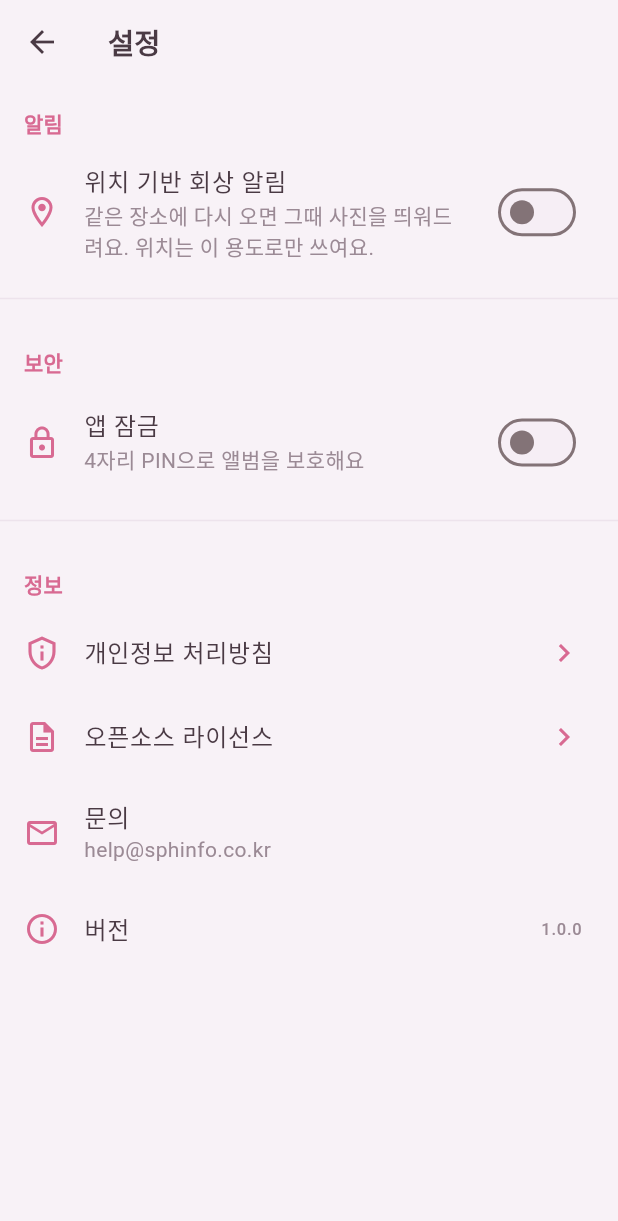
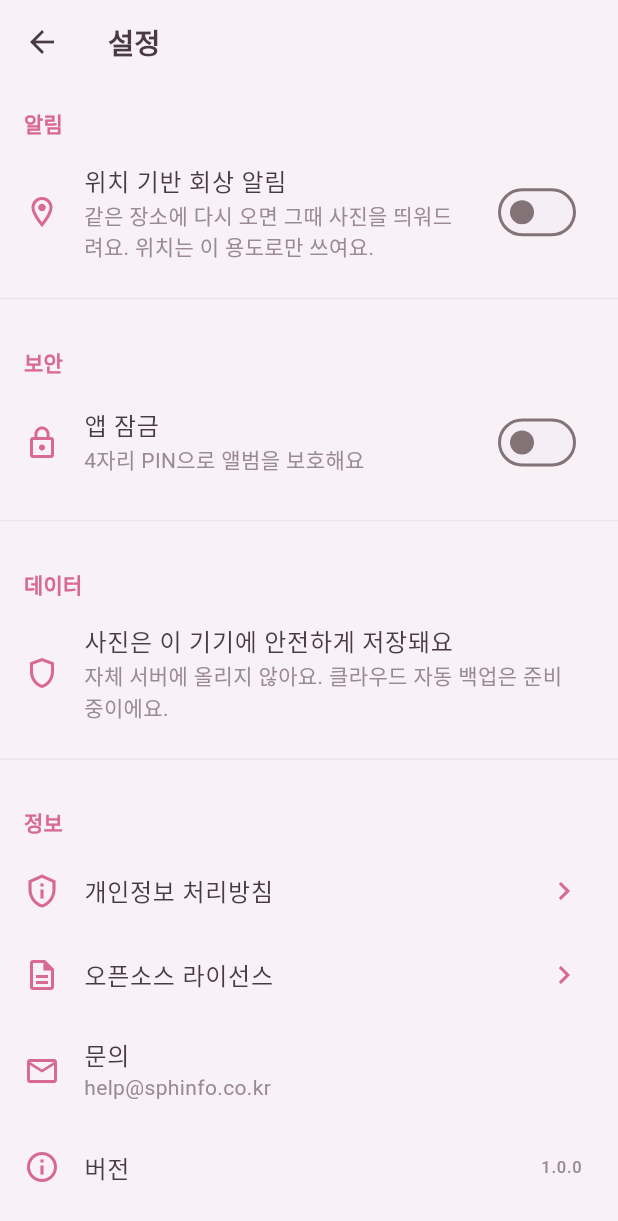
Before and after one commit to mkkim0422/our-day, a Flutter app: the AlbumHubScreen screen opened directly, after a tap on the "settings" icon, on a phone screen of 412 x 824 dp. Shown: the top 1221 px of the screen. Run offline on Flutter 3.47's test engine with Material 3 defaults, Android fonts, the phone set to English and light mode, and no system bars; our stand-ins replace camera, drift, flutter_local_notifications, flutter_riverpod, flutter_timezone, geolocator and 5 more; missing offline and left inert: gal; accounts and stored records are empty; generated files the repository leaves out were written again.

Commit message:
UX 배치6: 이지-유즈 검토 반영(낯선 사용자 기준)
낯선 부모 관점 재검토에서 나온 최상위 마찰 해소:
- 꾸미기 과부하 완화: 표시/글자/필터를 '표시·글자·필터' 더보기로 접어 첫 인지부하↓.
  글자 크기는 FilterChip 3개 → SegmentedButton(택1 명확). AppBar 공유 아이콘 제거(공유 진입점 중복 정리).
- 백업 기대-실제 불일치: 앨범설정 '백업 안내' 문구 제거 + 설정에 데이터 보관 안내 타일
  ("이 기기에 안전 저장, 클라우드 백업 준비 중").
- 허브 단일 프로젝트: '이어서 보기/모든 기록' 이중 섹션 착시 제거 → 큰 카드 + '새 기록' 버튼만.

flutter analyze 무이슈, 테스트 61건 통과.

Co-Authored-By: Claude Opus 4.8 (1M context) <noreply@anthropic.com>

```diff
--- a/lib/features/home/album_hub_screen.dart
+++ b/lib/features/home/album_hub_screen.dart
@@ -56,8 +56,22 @@ class AlbumHubScreen extends ConsumerWidget {
             ),
             const SizedBox(height: 24),
           ],
+          if (rest.isEmpty) ...[
+            // 앨범이 하나뿐일 땐 이중 섹션 없이 큰 카드 + 새 기록만(혼란 방지).
+            _HeroProjectCard(
+              project: hero,
+              onTap: () => _open(context, ref, hero),
+            ),
+            const SizedBox(height: 16),
+            OutlinedButton.icon(
+              onPressed: () => _create(context, ref),
+              icon: const Icon(Icons.add),
+              label: const Text('새 기록 만들기'),
+            ),
+          ] else ...[
             Text('이어서 보기',
-              style: text.titleSmall?.copyWith(color: scheme.onSurfaceVariant)),
+                style:
+                    text.titleSmall?.copyWith(color: scheme.onSurfaceVariant)),
             const SizedBox(height: 10),
             _HeroProjectCard(
               project: hero,
@@ -82,6 +96,7 @@ class AlbumHubScreen extends ConsumerWidget {
                 _AddProjectTile(onTap: () => _create(context, ref)),
               ],
             ),
+          ],
         ],
       ),
     );
--- a/lib/features/settings/album_settings_screen.dart
+++ b/lib/features/settings/album_settings_screen.dart
@@ -41,7 +41,7 @@ class _AlbumSettingsScreenState extends ConsumerState<AlbumSettingsScreen> {
           ListTile(
             leading: const Icon(Icons.tune),
             title: const Text('앱 설정'),
-            subtitle: const Text('백업 안내·위치 회상·앱 잠금 등 전체 설정'),
+            subtitle: const Text('위치 회상·앱 잠금·정보 등 전체 설정'),
             trailing: const Icon(Icons.chevron_right),
             onTap: () => Navigator.of(context).push(
               MaterialPageRoute(builder: (_) => const SettingsScreen()),
--- a/lib/features/settings/settings_screen.dart
+++ b/lib/features/settings/settings_screen.dart
@@ -56,6 +56,13 @@ class _SettingsScreenState extends ConsumerState<SettingsScreen> {
               trailing: const Icon(Icons.chevron_right),
               onTap: _changePin,
             ),
+          const Divider(height: 32),
+          _sectionTitle('데이터'),
+          const ListTile(
+            leading: Icon(Icons.shield_outlined),
+            title: Text('사진은 이 기기에 안전하게 저장돼요'),
+            subtitle: Text('자체 서버에 올리지 않아요. 클라우드 자동 백업은 준비 중이에요.'),
+          ),
           const Divider(height: 32),
           _sectionTitle('정보'),
           ListTile(
```
Also changed, not shown: lib/features/decorate/decorate_screen.dart (+44 -31 lines). Lines whose indentation alone changed are shown as unchanged.
